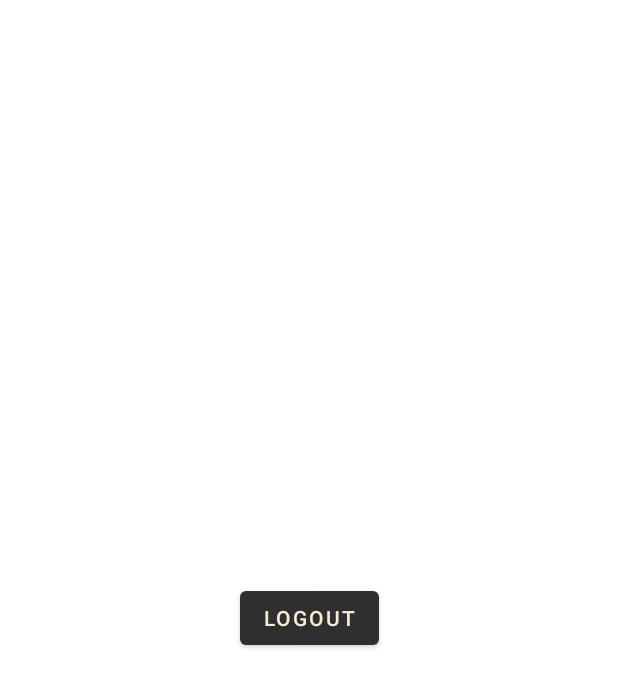
After one commit to yuciferr/ShoppingListApp, an Android app: the ProfileActivity screen opened directly, with no data from a screen before it, on a phone screen of 412 x 824 dp. The commit adds this screen. Shown: the top 687 px of the screen. Run offline under Robolectric (Android 15) with nearby library versions, the phone set to English and light mode, and no system bars; our stand-ins replace Firebase (no records; nobody signed in at launch, a user with empty details on screens opened directly).

```diff
--- a/app/src/main/AndroidManifest.xml
+++ b/app/src/main/AndroidManifest.xml
@@ -13,6 +13,9 @@
         android:supportsRtl="true"
         android:theme="@style/Theme.ShoppingList"
         tools:targetApi="31">
+        <activity
+            android:name=".ProfileActivity"
+            android:exported="false" />
         <activity
             android:name=".ListActivity"
             android:exported="false" />
--- a/app/src/main/java/com/example/shoppinglist/ListActivity.java
+++ b/app/src/main/java/com/example/shoppinglist/ListActivity.java
@@ -27,7 +27,6 @@ public class ListActivity extends AppCompatActivity {
 
     ActivityListBinding binding;
     ArrayList<Item> items = new ArrayList<>();
-    ArrayList<Item> itemDb = new ArrayList<>();
     ArrayList<List> lists = new ArrayList<>();
     ItemAdapter adapter;
     Item deletedItem;
@@ -46,7 +45,9 @@ public class ListActivity extends AppCompatActivity {
         binding.recyclerView.setAdapter(adapter);
 
         LinearLayoutManager layoutManager = new LinearLayoutManager(this);
+        layoutManager.scrollToPosition(items.size() - 1);
         binding.recyclerView.setLayoutManager(layoutManager);
+
 
         idList = getIntent().getStringExtra("id");
         String name = getIntent().getStringExtra("name");
@@ -65,6 +66,7 @@ public class ListActivity extends AppCompatActivity {
                             for (DataSnapshot snapshot : dataSnapshot.getChildren()) {
                                 Item item = snapshot.getValue(Item.class);
                                 item.setItemId(snapshot.getKey());
+                                item.setListId(idList);
                                 items.add(item);
                             }
                             adapter.notifyDataSetChanged();
--- /dev/null
+++ b/app/src/main/java/com/example/shoppinglist/ProfileActivity.java
@@ -0,0 +1,27 @@
+package com.example.shoppinglist;
+
+import android.content.Intent;
+import android.os.Bundle;
+
+import androidx.appcompat.app.AppCompatActivity;
+
+import com.example.shoppinglist.databinding.ActivityProfileBinding;
+import com.google.firebase.auth.FirebaseAuth;
+
+public class ProfileActivity extends AppCompatActivity {
+
+    ActivityProfileBinding binding;
+
+    @Override
+    protected void onCreate(Bundle savedInstanceState) {
+        super.onCreate(savedInstanceState);
+        binding = ActivityProfileBinding.inflate(getLayoutInflater());
+        setContentView(binding.getRoot());
+
+        binding.logout.setOnClickListener(v -> {
+            FirebaseAuth.getInstance().signOut();
+            startActivity(new Intent(ProfileActivity.this, SignIn.class));
+            finish();
+        });
+    }
+}
--- /dev/null
+++ b/app/src/main/res/layout/activity_profile.xml
@@ -0,0 +1,19 @@
+<?xml version="1.0" encoding="utf-8"?>
+<androidx.constraintlayout.widget.ConstraintLayout xmlns:android="http://schemas.android.com/apk/res/android"
+    xmlns:app="http://schemas.android.com/apk/res-auto"
+    xmlns:tools="http://schemas.android.com/tools"
+    android:layout_width="match_parent"
+    android:layout_height="match_parent"
+    tools:context=".ProfileActivity">
+
+    <Button
+        android:id="@+id/logout"
+        android:layout_width="wrap_content"
+        android:layout_height="wrap_content"
+        android:text="Logout"
+        app:layout_constraintBottom_toBottomOf="parent"
+        app:layout_constraintEnd_toEndOf="parent"
+        app:layout_constraintHorizontal_bias="0.5"
+        app:layout_constraintStart_toStartOf="parent"
+        app:layout_constraintTop_toTopOf="parent" />
+</androidx.constraintlayout.widget.ConstraintLayout>
--- a/app/src/main/res/layout/item.xml
+++ b/app/src/main/res/layout/item.xml
@@ -57,7 +57,7 @@
         android:maxWidth="200dp"
         android:text="Yusuf Çelik"
         android:textColor="@color/sign_in_button"
-        android:textSize="16sp"
+        android:textSize="14sp"
         app:layout_constraintBottom_toBottomOf="parent"
         app:layout_constraintStart_toEndOf="@+id/priority"
         app:layout_constraintTop_toBottomOf="@+id/item_name" />
--- a/app/src/main/res/values/colors.xml
+++ b/app/src/main/res/values/colors.xml
@@ -13,4 +13,5 @@
     <color name="sign_in_button">#302E2E</color>
     <color name="add_btn">#EF4C41</color>
     <color name="grey">#d9d9d9</color>
+    <color name="grey_light">#BCB4B4</color>
 </resources>
```
Also changed, not shown: app/src/main/java/com/example/shoppinglist/Adapeters/ItemAdapter.java (+58 -18 lines), app/src/main/java/com/example/shoppinglist/MainActivity.java (+7 -0 lines), app/src/main/java/com/example/shoppinglist/Models/Item.java (+9 -1 lines), app/src/main/java/com/example/shoppinglist/SignIn.java (+24 -0 lines).
